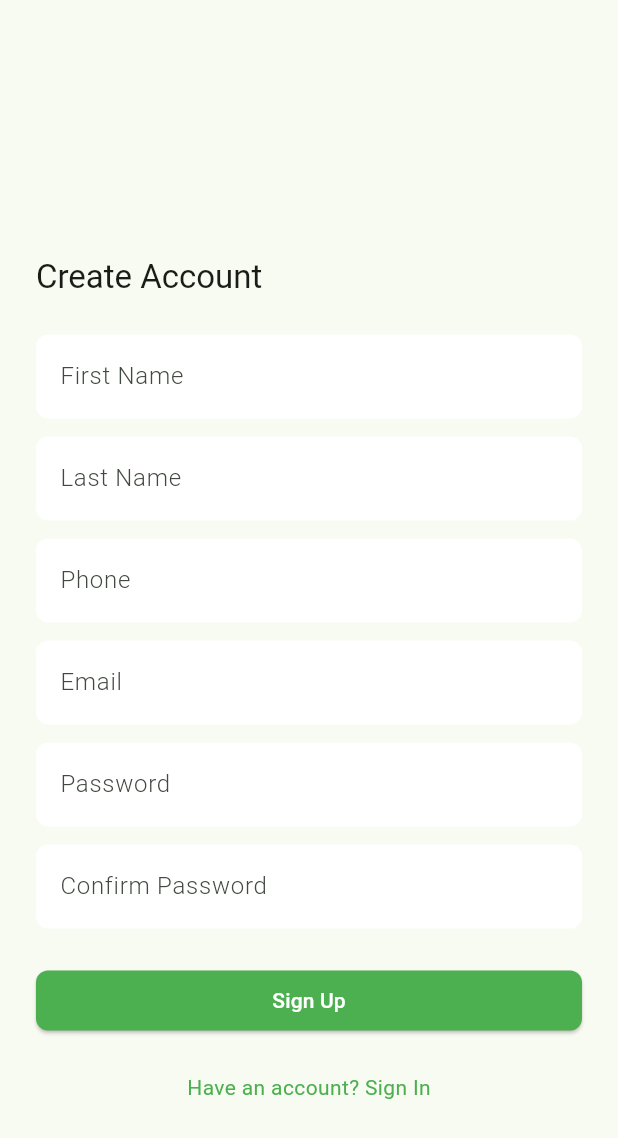
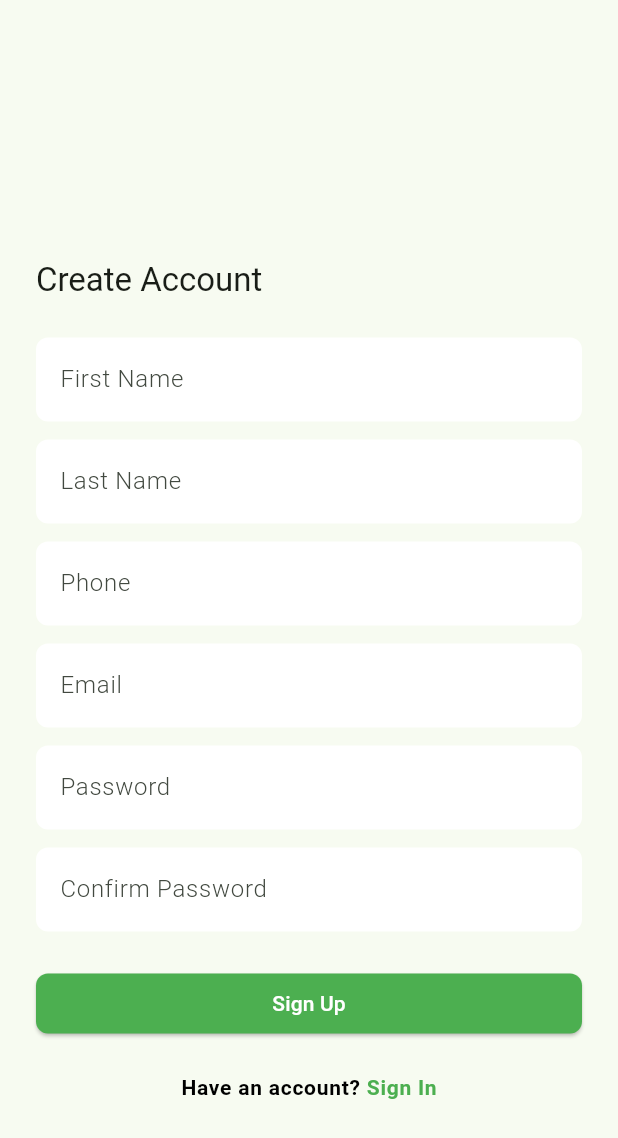
Before and after one commit to AbMamun12/Project_one, a Flutter app: the screen it shows after launch, after a tap on "Don't have an account? Sign Up", on a phone screen of 412 x 824 dp. Shown: the top 1138 px of the screen. Run offline on Flutter 3.47's test engine with Material 3 defaults, Android fonts, the phone set to English and light mode, and no system bars; our stand-ins replace cloud_firestore, firebase_auth, firebase_core; accounts and stored records are empty; generated files the repository leaves out were written again; network calls fail.

Commit message:
[Add] Firebase Authentication (Email, Password),login_sign_in Screen,RichText

```diff
--- a/lib/ui/sign_in_screen.dart
+++ b/lib/ui/sign_in_screen.dart
@@ -1,5 +1,6 @@
 import 'package:firebase_auth/firebase_auth.dart';
 import 'package:flutter/material.dart';
+import 'package:mvc/ui/home_screen.dart';
 import 'package:mvc/ui/sign_up_screreen.dart';
 import 'package:mvc/utils.dart';
 
@@ -44,9 +45,17 @@ class _SignInScreenState extends State<SignInScreen> {
   Widget _buildSignInForm() {
     return Column(
       children: [
-        TextFormField(controller: _emailController, keyboardType: TextInputType.emailAddress, decoration: const InputDecoration(hintText: "Email")),
+        TextFormField(
+          controller: _emailController,
+          keyboardType: TextInputType.emailAddress,
+          decoration: const InputDecoration(hintText: "Email"),
+        ),
         const SizedBox(height: 12),
-        TextFormField(controller: _passwordController, obscureText: true, decoration: const InputDecoration(hintText: "Password")),
+        TextFormField(
+          controller: _passwordController,
+          obscureText: true,
+          decoration: const InputDecoration(hintText: "Password"),
+        ),
         const SizedBox(height: 24),
         _loading
             ? const CircularProgressIndicator()
@@ -66,9 +75,31 @@ class _SignInScreenState extends State<SignInScreen> {
   Widget _buildSignUpSection() {
     return GestureDetector(
       onTap: () {
-        Navigator.push(context, MaterialPageRoute(builder: (_) => const SignUpScreen()));
+        Navigator.push(
+          context,
+          MaterialPageRoute(builder: (_) => const SignUpScreen()),
+        );
       },
-      child: const Text("Don't have an account? Sign Up", style: TextStyle(color: AppColors.themeColor)),
+      child: RichText(
+        text: TextSpan(
+          style: const TextStyle(
+            color: Colors.black,
+            fontWeight: FontWeight.w600,
+            fontSize: 14,
+            letterSpacing: 0.5,
+          ),
+          text: "Don't have an account? ",
+          children: [
+            TextSpan(
+              text: 'Sign Up',
+              style: const TextStyle(
+                color: AppColors.themeColor,
+                fontWeight: FontWeight.bold,
+              ),
+            ),
+          ],
+        ),
+      ),
     );
   }
 
@@ -84,16 +115,21 @@ class _SignInScreenState extends State<SignInScreen> {
       User? user = userCredential.user;
 
       if (user != null) {
-        if (!user.emailVerified) {
-          ScaffoldMessenger.of(context).showSnackBar(const SnackBar(content: Text("Please verify your email before logging in.")));
-          await user.sendEmailVerification();
-        } else {
-          ScaffoldMessenger.of(context).showSnackBar(const SnackBar(content: Text("Login successful!")));
-          // TODO: Navigate to home screen
-        }
+        // ✅ Login successful
+        ScaffoldMessenger.of(context).showSnackBar(
+          const SnackBar(content: Text("Login successful!")),
+        );
+
+        // ✅ Navigate to Home Screen
+        Navigator.pushReplacement(
+          context,
+          MaterialPageRoute(builder: (_) => const HomeScreen()),
+        );
       }
     } on FirebaseAuthException catch (e) {
-      ScaffoldMessenger.of(context).showSnackBar(SnackBar(content: Text(e.message ?? "Login failed")));
+      ScaffoldMessenger.of(context).showSnackBar(
+        SnackBar(content: Text(e.message ?? "Login failed")),
+      );
     } finally {
       setState(() => _loading = false);
     }
--- a/lib/ui/sign_up_screreen.dart
+++ b/lib/ui/sign_up_screreen.dart
@@ -68,23 +68,48 @@ class _SignUpScreenState extends State<SignUpScreen> {
           child: const Text("Sign Up"),
         ),
         const SizedBox(height: 24),
-        _buildSignUpSection(),
+        _buildSignInSection(),
       ],
     );
   }
 
-  Widget _buildSignUpSection() {
+  Widget _buildSignInSection() {
     return GestureDetector(
       onTap: () {
-        Navigator.push(context, MaterialPageRoute(builder: (_) => const SignInScreen()));
+        Navigator.push(
+          context,
+          MaterialPageRoute(builder: (_) => const SignInScreen()),
+        );
       },
-      child: const Text("Have an account? Sign In", style: TextStyle(color: AppColors.themeColor)),
+      child: RichText(
+        text: TextSpan(
+          style: const TextStyle(
+            color: Colors.black,
+            fontWeight: FontWeight.w600,
+            fontSize: 14,
+            letterSpacing: 0.5,
+          ),
+          text: "Have an account? ",
+          children: [
+            TextSpan(
+              text: 'Sign In',
+              style: const TextStyle(
+                color: AppColors.themeColor,
+                fontWeight: FontWeight.bold,
+              ),
+            ),
+          ],
+        ),
+      ),
     );
   }
 
+
   Future<void> _onTapSignUpButton() async {
     if (_passwordController.text != _confirmPasswordController.text) {
-      ScaffoldMessenger.of(context).showSnackBar(const SnackBar(content: Text("Passwords do not match")));
+      ScaffoldMessenger.of(context).showSnackBar(
+        const SnackBar(content: Text("Passwords do not match")),
+      );
       return;
     }
 
@@ -108,19 +133,30 @@ class _SignUpScreenState extends State<SignUpScreen> {
           "createdAt": DateTime.now(),
         });
 
-        // Send email verification
-        await user.sendEmailVerification();
-
-        ScaffoldMessenger.of(context).showSnackBar(
-          const SnackBar(content: Text("Verification email sent! Please check your inbox.")),
-        );
-
-        Navigator.pushReplacement(context, MaterialPageRoute(builder: (_) => const SignInScreen()));
+        // ✅ Show success message and wait for it to close
+        ScaffoldMessenger.of(context)
+            .showSnackBar(
+          const SnackBar(
+            content: Text("Account Created Successfully!"),
+            duration: Duration(seconds: 2),
+          ),
+        )
+            .closed
+            .then((_) {
+          if (mounted) {
+            Navigator.pushReplacement(
+              context,
+              MaterialPageRoute(builder: (_) => const SignInScreen()),
+            );
+          }
+        });
       }
     } on FirebaseAuthException catch (e) {
-      ScaffoldMessenger.of(context).showSnackBar(SnackBar(content: Text(e.message ?? "Sign up failed")));
+      ScaffoldMessenger.of(context).showSnackBar(
+        SnackBar(content: Text(e.message ?? "Sign up failed")),
+      );
     } finally {
-      setState(() => _loading = false);
+      if (mounted) setState(() => _loading = false);
     }
   }
 }
```
Also changed, not shown: lib/widget/snack_bar_message.dart (added, +14 -0 lines), 7 other files.
